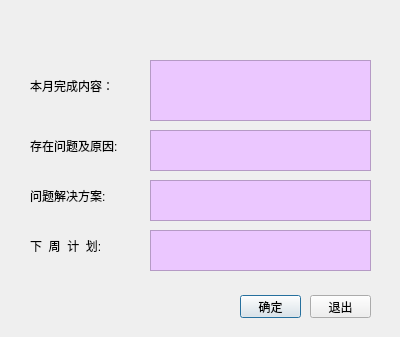
Qt form SoftwareProManagement/monthly.ui (crawler-john/graduationProject) before a commit.
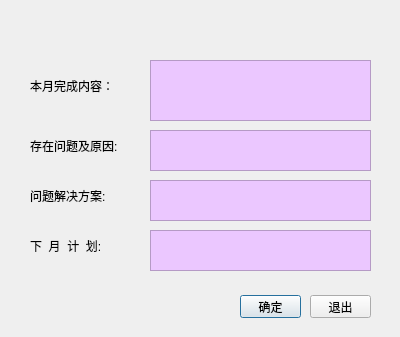
The same form after that commit. Icons and pictures are not drawn.

Patch:
```diff
--- a/SoftwareProManagement/monthly.ui
+++ b/SoftwareProManagement/monthly.ui
@@ -98,7 +98,7 @@
 </string>
    </property>
    <property name="text">
-    <string>下  周  计  划:</string>
+    <string>下  月  计  划:</string>
    </property>
   </widget>
   <widget class="QLabel" name="label_3">
```
